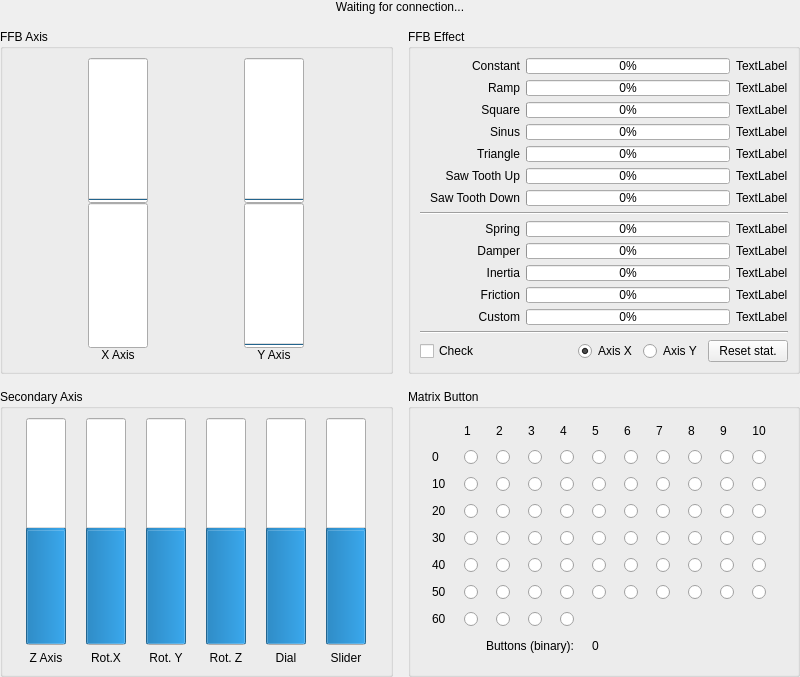
Above: res/dashboard.ui from Ultrawipf/OpenFFBoard-configurator before the change. Below: the same form after it.
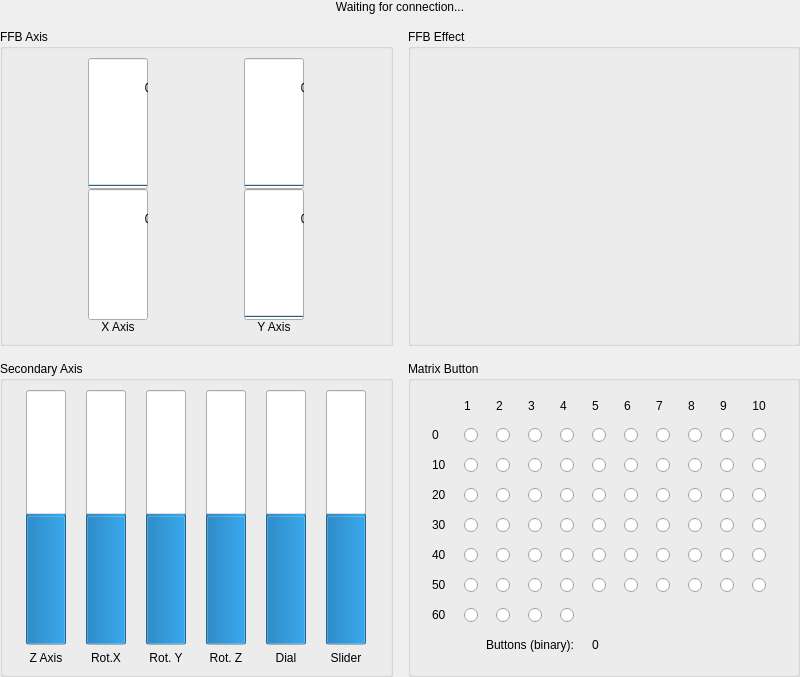
That is the form after the change.

```diff
--- a/res/dashboard.ui
+++ b/res/dashboard.ui
@@ -205,727 +205,7 @@
      <property name="title">
       <string>FFB Effect</string>
      </property>
-     <layout class="QGridLayout" name="gridLayout_4">
-      <item row="11" column="1">
-       <widget class="QProgressBar" name="progressBar_inertia">
-        <property name="sizePolicy">
-         <sizepolicy hsizetype="Fixed" vsizetype="Preferred">
-          <horstretch>0</horstretch>
-          <verstretch>0</verstretch>
-         </sizepolicy>
-        </property>
-        <property name="maximumSize">
-         <size>
-          <width>400</width>
-          <height>16777215</height>
-         </size>
-        </property>
-        <property name="value">
-         <number>0</number>
-        </property>
-       </widget>
-      </item>
-      <item row="9" column="1">
-       <widget class="QProgressBar" name="progressBar_spring">
-        <property name="sizePolicy">
-         <sizepolicy hsizetype="Fixed" vsizetype="Preferred">
-          <horstretch>0</horstretch>
-          <verstretch>0</verstretch>
-         </sizepolicy>
-        </property>
-        <property name="maximumSize">
-         <size>
-          <width>400</width>
-          <height>16777215</height>
-         </size>
-        </property>
-        <property name="value">
-         <number>0</number>
-        </property>
-       </widget>
-      </item>
-      <item row="6" column="2">
-       <widget class="QLabel" name="label_36">
-        <property name="sizePolicy">
-         <sizepolicy hsizetype="Fixed" vsizetype="Preferred">
-          <horstretch>0</horstretch>
-          <verstretch>0</verstretch>
-         </sizepolicy>
-        </property>
-        <property name="text">
-         <string>TextLabel</string>
-        </property>
-       </widget>
-      </item>
-      <item row="3" column="0">
-       <widget class="QLabel" name="label_26">
-        <property name="sizePolicy">
-         <sizepolicy hsizetype="Fixed" vsizetype="Preferred">
-          <horstretch>0</horstretch>
-          <verstretch>0</verstretch>
-         </sizepolicy>
-        </property>
-        <property name="maximumSize">
-         <size>
-          <width>100</width>
-          <height>16777215</height>
-         </size>
-        </property>
-        <property name="text">
-         <string>Sinus</string>
-        </property>
-        <property name="alignment">
-         <set>Qt::AlignmentFlag::AlignRight|Qt::AlignmentFlag::AlignTrailing|Qt::AlignmentFlag::AlignVCenter</set>
-        </property>
-       </widget>
-      </item>
-      <item row="1" column="1">
-       <widget class="QProgressBar" name="progressBar_ramp">
-        <property name="sizePolicy">
-         <sizepolicy hsizetype="Fixed" vsizetype="Preferred">
-          <horstretch>0</horstretch>
-          <verstretch>0</verstretch>
-         </sizepolicy>
-        </property>
-        <property name="maximumSize">
-         <size>
-          <width>400</width>
-          <height>16777215</height>
-         </size>
-        </property>
-        <property name="value">
-         <number>0</number>
-        </property>
-       </widget>
-      </item>
-      <item row="2" column="1">
-       <widget class="QProgressBar" name="progressBar_square">
-        <property name="sizePolicy">
-         <sizepolicy hsizetype="Fixed" vsizetype="Preferred">
-          <horstretch>0</horstretch>
-          <verstretch>0</verstretch>
-         </sizepolicy>
-        </property>
-        <property name="maximumSize">
-         <size>
-          <width>400</width>
-          <height>16777215</height>
-         </size>
-        </property>
-        <property name="value">
-         <number>0</number>
-        </property>
-       </widget>
-      </item>
-      <item row="1" column="0">
-       <widget class="QLabel" name="label_18">
-        <property name="sizePolicy">
-         <sizepolicy hsizetype="Fixed" vsizetype="Preferred">
-          <horstretch>0</horstretch>
-          <verstretch>0</verstretch>
-         </sizepolicy>
-        </property>
-        <property name="maximumSize">
-         <size>
-          <width>100</width>
-          <height>16777215</height>
-         </size>
-        </property>
-        <property name="text">
-         <string>Ramp</string>
-        </property>
-        <property name="alignment">
-         <set>Qt::AlignmentFlag::AlignRight|Qt::AlignmentFlag::AlignTrailing|Qt::AlignmentFlag::AlignVCenter</set>
-        </property>
-       </widget>
-      </item>
-      <item row="13" column="1">
-       <widget class="QProgressBar" name="progressBar_custom">
-        <property name="sizePolicy">
-         <sizepolicy hsizetype="Fixed" vsizetype="Preferred">
-          <horstretch>0</horstretch>
-          <verstretch>0</verstretch>
-         </sizepolicy>
-        </property>
-        <property name="maximumSize">
-         <size>
-          <width>400</width>
-          <height>16777215</height>
-         </size>
-        </property>
-        <property name="value">
-         <number>0</number>
-        </property>
-       </widget>
-      </item>
-      <item row="8" column="0" colspan="3">
-       <widget class="Line" name="line_2">
-        <property name="orientation">
-         <enum>Qt::Orientation::Horizontal</enum>
-        </property>
-       </widget>
-      </item>
-      <item row="5" column="1">
-       <widget class="QProgressBar" name="progressBar_sawup">
-        <property name="sizePolicy">
-         <sizepolicy hsizetype="Fixed" vsizetype="Preferred">
-          <horstretch>0</horstretch>
-          <verstretch>0</verstretch>
-         </sizepolicy>
-        </property>
-        <property name="maximumSize">
-         <size>
-          <width>400</width>
-          <height>16777215</height>
-         </size>
-        </property>
-        <property name="value">
-         <number>0</number>
-        </property>
-       </widget>
-      </item>
-      <item row="10" column="2">
-       <widget class="QLabel" name="label_38">
-        <property name="sizePolicy">
-         <sizepolicy hsizetype="Fixed" vsizetype="Preferred">
-          <horstretch>0</horstretch>
-          <verstretch>0</verstretch>
-         </sizepolicy>
-        </property>
-        <property name="text">
-         <string>TextLabel</string>
-        </property>
-       </widget>
-      </item>
-      <item row="0" column="0">
-       <widget class="QLabel" name="label_20">
-        <property name="sizePolicy">
-         <sizepolicy hsizetype="Fixed" vsizetype="Preferred">
-          <horstretch>0</horstretch>
-          <verstretch>0</verstretch>
-         </sizepolicy>
-        </property>
-        <property name="maximumSize">
-         <size>
-          <width>100</width>
-          <height>16777215</height>
-         </size>
-        </property>
-        <property name="text">
-         <string>Constant</string>
-        </property>
-        <property name="alignment">
-         <set>Qt::AlignmentFlag::AlignRight|Qt::AlignmentFlag::AlignTrailing|Qt::AlignmentFlag::AlignVCenter</set>
-        </property>
-       </widget>
-      </item>
-      <item row="9" column="2">
-       <widget class="QLabel" name="label_37">
-        <property name="sizePolicy">
-         <sizepolicy hsizetype="Fixed" vsizetype="Preferred">
-          <horstretch>0</horstretch>
-          <verstretch>0</verstretch>
-         </sizepolicy>
-        </property>
-        <property name="text">
-         <string>TextLabel</string>
-        </property>
-       </widget>
-      </item>
-      <item row="6" column="0">
-       <widget class="QLabel" name="label_23">
-        <property name="sizePolicy">
-         <sizepolicy hsizetype="Fixed" vsizetype="Preferred">
-          <horstretch>0</horstretch>
-          <verstretch>0</verstretch>
-         </sizepolicy>
-        </property>
-        <property name="maximumSize">
-         <size>
-          <width>100</width>
-          <height>16777215</height>
-         </size>
-        </property>
-        <property name="text">
-         <string>Saw Tooth Down</string>
-        </property>
-        <property name="alignment">
-         <set>Qt::AlignmentFlag::AlignRight|Qt::AlignmentFlag::AlignTrailing|Qt::AlignmentFlag::AlignVCenter</set>
-        </property>
-       </widget>
-      </item>
-      <item row="11" column="2">
-       <widget class="QLabel" name="label_39">
-        <property name="sizePolicy">
-         <sizepolicy hsizetype="Fixed" vsizetype="Preferred">
-          <horstretch>0</horstretch>
-          <verstretch>0</verstretch>
-         </sizepolicy>
-        </property>
-        <property name="text">
-         <string>TextLabel</string>
-        </property>
-       </widget>
-      </item>
-      <item row="9" column="0">
-       <widget class="QLabel" name="label_22">
-        <property name="sizePolicy">
-         <sizepolicy hsizetype="Fixed" vsizetype="Preferred">
-          <horstretch>0</horstretch>
-          <verstretch>0</verstretch>
-         </sizepolicy>
-        </property>
-        <property name="maximumSize">
-         <size>
-          <width>100</width>
-          <height>16777215</height>
-         </size>
-        </property>
-        <property name="text">
-         <string>Spring</string>
-        </property>
-        <property name="alignment">
-         <set>Qt::AlignmentFlag::AlignRight|Qt::AlignmentFlag::AlignTrailing|Qt::AlignmentFlag::AlignVCenter</set>
-        </property>
-       </widget>
-      </item>
-      <item row="2" column="0">
-       <widget class="QLabel" name="label_27">
-        <property name="sizePolicy">
-         <sizepolicy hsizetype="Fixed" vsizetype="Preferred">
-          <horstretch>0</horstretch>
-          <verstretch>0</verstretch>
-         </sizepolicy>
-        </property>
-        <property name="maximumSize">
-         <size>
-          <width>100</width>
-          <height>16777215</height>
-         </size>
-        </property>
-        <property name="text">
-         <string>Square</string>
-        </property>
-        <property name="alignment">
-         <set>Qt::AlignmentFlag::AlignRight|Qt::AlignmentFlag::AlignTrailing|Qt::AlignmentFlag::AlignVCenter</set>
-        </property>
-       </widget>
-      </item>
-      <item row="5" column="0">
-       <widget class="QLabel" name="label_24">
-        <property name="sizePolicy">
-         <sizepolicy hsizetype="Fixed" vsizetype="Preferred">
-          <horstretch>0</horstretch>
-          <verstretch>0</verstretch>
-         </sizepolicy>
-        </property>
-        <property name="maximumSize">
-         <size>
-          <width>100</width>
-          <height>16777215</height>
-         </size>
-        </property>
-        <property name="text">
-         <string>Saw Tooth Up</string>
-        </property>
-        <property name="alignment">
-         <set>Qt::AlignmentFlag::AlignRight|Qt::AlignmentFlag::AlignTrailing|Qt::AlignmentFlag::AlignVCenter</set>
-        </property>
-       </widget>
-      </item>
-      <item row="12" column="2">
-       <widget class="QLabel" name="label_40">
-        <property name="sizePolicy">
-         <sizepolicy hsizetype="Fixed" vsizetype="Preferred">
-          <horstretch>0</horstretch>
-          <verstretch>0</verstretch>
-         </sizepolicy>
-        </property>
-        <property name="text">
-         <string>TextLabel</string>
-        </property>
-       </widget>
-      </item>
-      <item row="4" column="1">
-       <widget class="QProgressBar" name="progressBar_triangle">
-        <property name="sizePolicy">
-         <sizepolicy hsizetype="Fixed" vsizetype="Preferred">
-          <horstretch>0</horstretch>
-          <verstretch>0</verstretch>
-         </sizepolicy>
-        </property>
-        <property name="maximumSize">
-         <size>
-          <width>400</width>
-          <height>16777215</height>
-         </size>
-        </property>
-        <property name="value">
-         <number>0</number>
-        </property>
-       </widget>
-      </item>
-      <item row="3" column="2">
-       <widget class="QLabel" name="label_33">
-        <property name="sizePolicy">
-         <sizepolicy hsizetype="Fixed" vsizetype="Preferred">
-          <horstretch>0</horstretch>
-          <verstretch>0</verstretch>
-         </sizepolicy>
-        </property>
-        <property name="text">
-         <string>TextLabel</string>
-        </property>
-       </widget>
-      </item>
-      <item row="0" column="1">
-       <widget class="QProgressBar" name="progressBar_cst">
-        <property name="sizePolicy">
-         <sizepolicy hsizetype="Fixed" vsizetype="Preferred">
-          <horstretch>0</horstretch>
-          <verstretch>0</verstretch>
-         </sizepolicy>
-        </property>
-        <property name="minimumSize">
-         <size>
-          <width>200</width>
-          <height>0</height>
-         </size>
-        </property>
-        <property name="maximumSize">
-         <size>
-          <width>600</width>
-          <height>16777215</height>
-         </size>
-        </property>
-        <property name="value">
-         <number>0</number>
-        </property>
-       </widget>
-      </item>
-      <item row="6" column="1">
-       <widget class="QProgressBar" name="progressBar_sawdown">
-        <property name="sizePolicy">
-         <sizepolicy hsizetype="Fixed" vsizetype="Preferred">
-          <horstretch>0</horstretch>
-          <verstretch>0</verstretch>
-         </sizepolicy>
-        </property>
-        <property name="maximumSize">
-         <size>
-          <width>400</width>
-          <height>16777215</height>
-         </size>
-        </property>
-        <property name="value">
-         <number>0</number>
-        </property>
-       </widget>
-      </item>
-      <item row="10" column="1">
-       <widget class="QProgressBar" name="progressBar_damper">
-        <property name="sizePolicy">
-         <sizepolicy hsizetype="Fixed" vsizetype="Preferred">
-          <horstretch>0</horstretch>
-          <verstretch>0</verstretch>
-         </sizepolicy>
-        </property>
-        <property name="maximumSize">
-         <size>
-          <width>400</width>
-          <height>16777215</height>
-         </size>
-        </property>
-        <property name="value">
-         <number>0</number>
-        </property>
-       </widget>
-      </item>
-      <item row="13" column="2">
-       <widget class="QLabel" name="label_41">
-        <property name="sizePolicy">
-         <sizepolicy hsizetype="Fixed" vsizetype="Preferred">
-          <horstretch>0</horstretch>
-          <verstretch>0</verstretch>
-         </sizepolicy>
-        </property>
-        <property name="text">
-         <string>TextLabel</string>
-        </property>
-       </widget>
-      </item>
-      <item row="5" column="2">
-       <widget class="QLabel" name="label_35">
-        <property name="sizePolicy">
-         <sizepolicy hsizetype="Fixed" vsizetype="Preferred">
-          <horstretch>0</horstretch>
-          <verstretch>0</verstretch>
-         </sizepolicy>
-        </property>
-        <property name="text">
-         <string>TextLabel</string>
-        </property>
-       </widget>
-      </item>
-      <item row="12" column="0">
-       <widget class="QLabel" name="label_28">
-        <property name="sizePolicy">
-         <sizepolicy hsizetype="Fixed" vsizetype="Preferred">
-          <horstretch>0</horstretch>
-          <verstretch>0</verstretch>
-         </sizepolicy>
-        </property>
-        <property name="maximumSize">
-         <size>
-          <width>100</width>
-          <height>16777215</height>
-         </size>
-        </property>
-        <property name="text">
-         <string>Friction</string>
-        </property>
-        <property name="alignment">
-         <set>Qt::AlignmentFlag::AlignRight|Qt::AlignmentFlag::AlignTrailing|Qt::AlignmentFlag::AlignVCenter</set>
-        </property>
-       </widget>
-      </item>
-      <item row="13" column="0">
-       <widget class="QLabel" name="label_29">
-        <property name="sizePolicy">
-         <sizepolicy hsizetype="Fixed" vsizetype="Preferred">
-          <horstretch>0</horstretch>
-          <verstretch>0</verstretch>
-         </sizepolicy>
-        </property>
-        <property name="maximumSize">
-         <size>
-          <width>100</width>
-          <height>16777215</height>
-         </size>
-        </property>
-        <property name="text">
-         <string>Custom</string>
-        </property>
-        <property name="alignment">
-         <set>Qt::AlignmentFlag::AlignRight|Qt::AlignmentFlag::AlignTrailing|Qt::AlignmentFlag::AlignVCenter</set>
-        </property>
-       </widget>
-      </item>
-      <item row="2" column="2">
-       <widget class="QLabel" name="label_32">
-        <property name="sizePolicy">
-         <sizepolicy hsizetype="Fixed" vsizetype="Preferred">
-          <horstretch>0</horstretch>
-          <verstretch>0</verstretch>
-         </sizepolicy>
-        </property>
-        <property name="text">
-         <string>TextLabel</string>
-        </property>
-       </widget>
-      </item>
-      <item row="4" column="2">
-       <widget class="QLabel" name="label_34">
-        <property name="sizePolicy">
-         <sizepolicy hsizetype="Fixed" vsizetype="Preferred">
-          <horstretch>0</horstretch>
-          <verstretch>0</verstretch>
-         </sizepolicy>
-        </property>
-        <property name="text">
-         <string>TextLabel</string>
-        </property>
-       </widget>
-      </item>
-      <item row="11" column="0">
-       <widget class="QLabel" name="label_19">
-        <property name="sizePolicy">
-         <sizepolicy hsizetype="Fixed" vsizetype="Preferred">
-          <horstretch>0</horstretch>
-          <verstretch>0</verstretch>
-         </sizepolicy>
-        </property>
-        <property name="maximumSize">
-         <size>
-          <width>100</width>
-          <height>16777215</height>
-         </size>
-        </property>
-        <property name="text">
-         <string>Inertia</string>
-        </property>
-        <property name="alignment">
-         <set>Qt::AlignmentFlag::AlignRight|Qt::AlignmentFlag::AlignTrailing|Qt::AlignmentFlag::AlignVCenter</set>
-        </property>
-       </widget>
-      </item>
-      <item row="4" column="0">
-       <widget class="QLabel" name="label_25">
-        <property name="sizePolicy">
-         <sizepolicy hsizetype="Fixed" vsizetype="Preferred">
-          <horstretch>0</horstretch>
-          <verstretch>0</verstretch>
-         </sizepolicy>
-        </property>
-        <property name="maximumSize">
-         <size>
-          <width>100</width>
-          <height>16777215</height>
-         </size>
-        </property>
-        <property name="text">
-         <string>Triangle</string>
-        </property>
-        <property name="alignment">
-         <set>Qt::AlignmentFlag::AlignRight|Qt::AlignmentFlag::AlignTrailing|Qt::AlignmentFlag::AlignVCenter</set>
-        </property>
-       </widget>
-      </item>
-      <item row="0" column="2">
-       <widget class="QLabel" name="label_30">
-        <property name="sizePolicy">
-         <sizepolicy hsizetype="Fixed" vsizetype="Preferred">
-          <horstretch>0</horstretch>
-          <verstretch>0</verstretch>
-         </sizepolicy>
-        </property>
-        <property name="text">
-         <string>TextLabel</string>
-        </property>
-       </widget>
-      </item>
-      <item row="10" column="0">
-       <widget class="QLabel" name="label_21">
-        <property name="sizePolicy">
-         <sizepolicy hsizetype="Fixed" vsizetype="Preferred">
-          <horstretch>0</horstretch>
-          <verstretch>0</verstretch>
-         </sizepolicy>
-        </property>
-        <property name="maximumSize">
-         <size>
-          <width>100</width>
-          <height>16777215</height>
-         </size>
-        </property>
-        <property name="text">
-         <string>Damper</string>
-        </property>
-        <property name="alignment">
-         <set>Qt::AlignmentFlag::AlignRight|Qt::AlignmentFlag::AlignTrailing|Qt::AlignmentFlag::AlignVCenter</set>
-        </property>
-       </widget>
-      </item>
-      <item row="1" column="2">
-       <widget class="QLabel" name="label_31">
-        <property name="sizePolicy">
-         <sizepolicy hsizetype="Fixed" vsizetype="Preferred">
-          <horstretch>0</horstretch>
-          <verstretch>0</verstretch>
-         </sizepolicy>
-        </property>
-        <property name="text">
-         <string>TextLabel</string>
-        </property>
-       </widget>
-      </item>
-      <item row="12" column="1">
-       <widget class="QProgressBar" name="progressBar_friction">
-        <property name="sizePolicy">
-         <sizepolicy hsizetype="Fixed" vsizetype="Preferred">
-          <horstretch>0</horstretch>
-          <verstretch>0</verstretch>
-         </sizepolicy>
-        </property>
-        <property name="maximumSize">
-         <size>
-          <width>400</width>
-          <height>16777215</height>
-         </size>
-        </property>
-        <property name="value">
-         <number>0</number>
-        </property>
-       </widget>
-      </item>
-      <item row="3" column="1">
-       <widget class="QProgressBar" name="progressBar_sinus">
-        <property name="sizePolicy">
-         <sizepolicy hsizetype="Fixed" vsizetype="Preferred">
-          <horstretch>0</horstretch>
-          <verstretch>0</verstretch>
-         </sizepolicy>
-        </property>
-        <property name="maximumSize">
-         <size>
-          <width>400</width>
-          <height>16777215</height>
-         </size>
-        </property>
-        <property name="value">
-         <number>0</number>
-        </property>
-       </widget>
-      </item>
-      <item row="14" column="0" colspan="3">
-       <widget class="Line" name="line">
-        <property name="orientation">
-         <enum>Qt::Orientation::Horizontal</enum>
-        </property>
-       </widget>
-      </item>
-      <item row="15" column="0">
-       <widget class="QCheckBox" name="checkBox">
-        <property name="text">
-         <string>Check</string>
-        </property>
-       </widget>
-      </item>
-      <item row="15" column="1" colspan="2">
-       <layout class="QHBoxLayout" name="horizontalLayout">
-        <item>
-         <spacer name="horizontalSpacer">
-          <property name="orientation">
-           <enum>Qt::Orientation::Horizontal</enum>
-          </property>
-          <property name="sizeType">
-           <enum>QSizePolicy::Policy::Expanding</enum>
-          </property>
-          <property name="sizeHint" stdset="0">
-           <size>
-            <width>40</width>
-            <height>20</height>
-           </size>
-          </property>
-         </spacer>
-        </item>
-        <item>
-         <widget class="QRadioButton" name="radioButton_65">
-          <property name="text">
-           <string>Axis X</string>
-          </property>
-          <property name="checked">
-           <bool>true</bool>
-          </property>
-         </widget>
-        </item>
-        <item>
-         <widget class="QRadioButton" name="radioButton">
-          <property name="text">
-           <string>Axis Y</string>
-          </property>
-         </widget>
-        </item>
-        <item>
-         <widget class="QPushButton" name="pushButton">
-          <property name="text">
-           <string>Reset stat.</string>
-          </property>
-         </widget>
-        </item>
-       </layout>
-      </item>
-     </layout>
+     <layout class="QGridLayout" name="gridLayout_4"/>
     </widget>
    </item>
    <item row="2" column="1">
```
